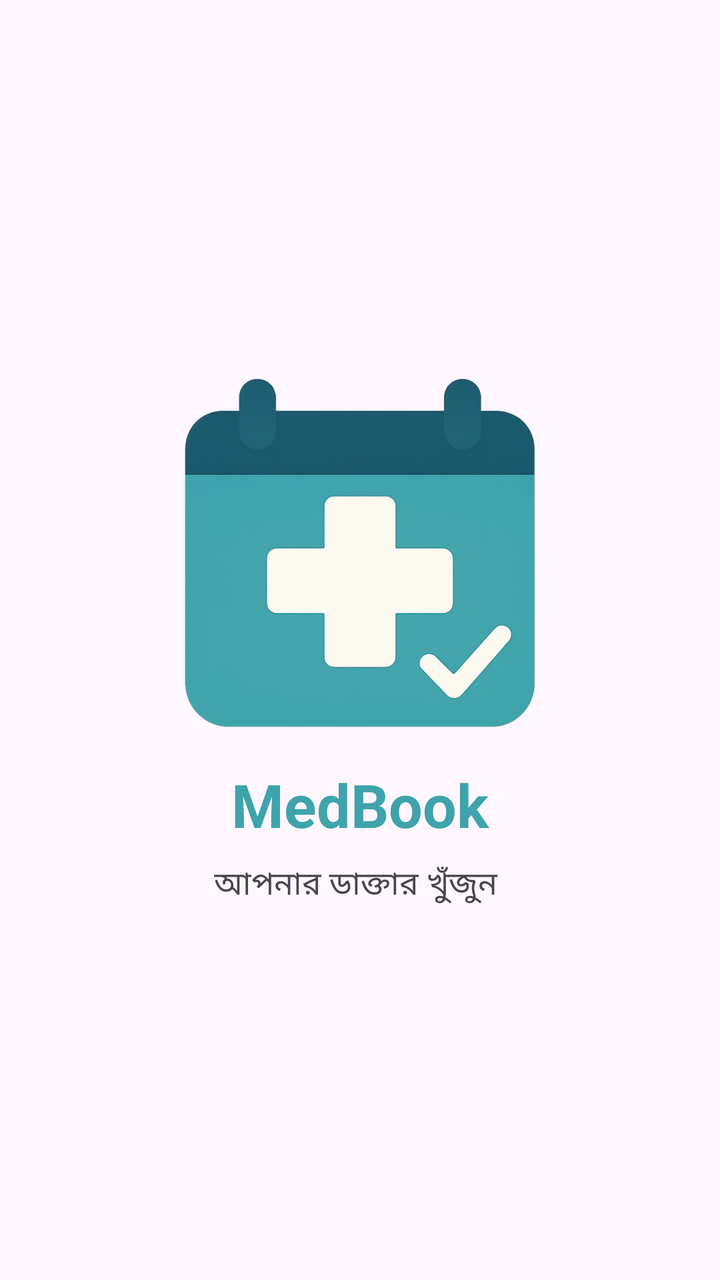
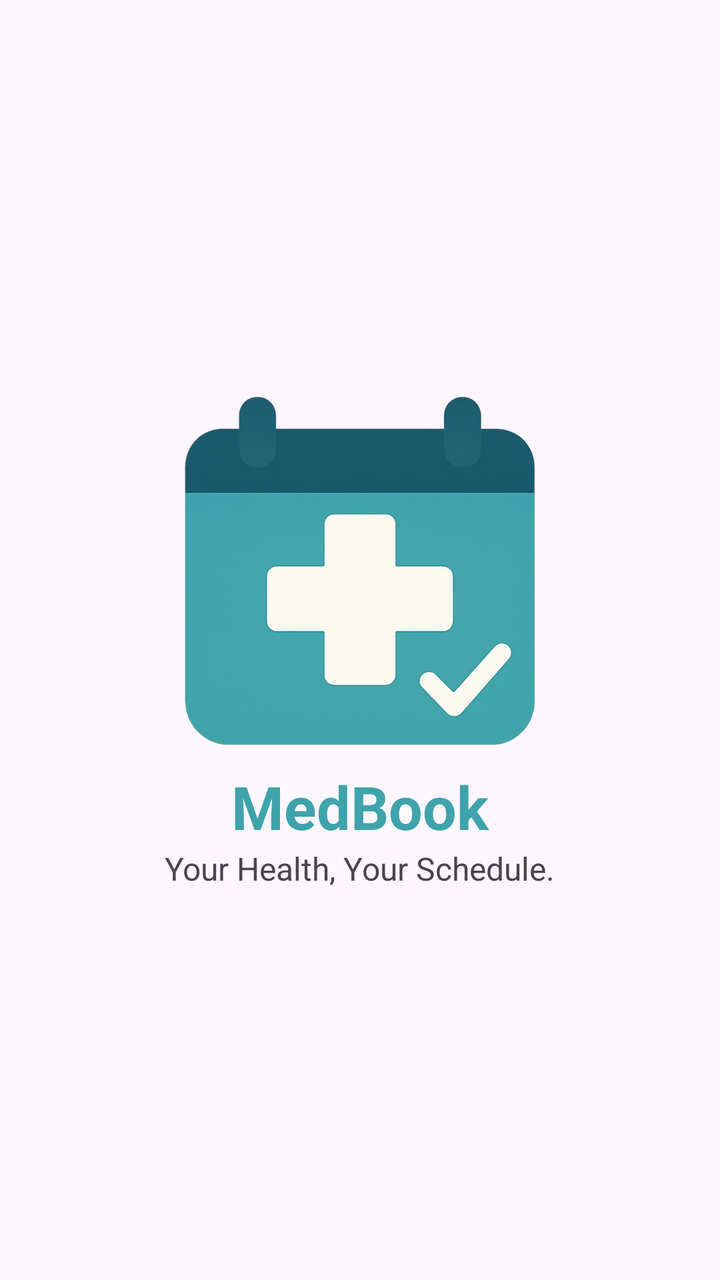

The first picture is an Android layout as it rendered before a commit; the second is the same layout after the commit. The layout source and the unified diff follow.
<!-- AndroidManifest.xml: application theme AppTheme -->
<!-- res/layout/main.xml -->
<LinearLayout
	xmlns:android="http://schemas.android.com/apk/res/android"
	xmlns:app="http://schemas.android.com/apk/res-auto"
	xmlns:tools="http://schemas.android.com/tools"
	android:layout_width="match_parent"
	android:layout_height="match_parent"
	android:orientation="vertical">
	<LinearLayout
		android:id="@+id/linear_bg_main"
		android:layout_width="match_parent"
		android:layout_height="match_parent"
		android:padding="8dp"
		android:background="?colorSurface"
		android:gravity="center_horizontal|center_vertical"
		android:orientation="vertical">
		<ImageView
			android:id="@+id/medbook_icon"
			android:layout_width="180dp"
			android:layout_height="180dp"
			android:src="@drawable/medbook_icon"
			android:scaleType="fitCenter" />
		<TextView
			android:id="@+id/medbook_logo"
			android:layout_width="200dp"
			android:layout_height="wrap_content"
			android:layout_marginTop="8dp"
			android:padding="8dp"
			android:gravity="center_horizontal|center_vertical"
			android:text="@string/app_name"
			android:textSize="30sp"
			android:textStyle="bold"
			android:textColor="#3FA3AC" />
		<TextView
			android:id="@+id/tagline"
			android:layout_width="wrap_content"
			android:layout_height="wrap_content"
			android:text="আপনার ডাক্তার খুঁজুন "
			android:textSize="16sp"
			android:textColor="?colorOnSurfaceVariant" />
	</LinearLayout>
</LinearLayout>
<!-- resources referenced by this layout -->
<resources>
  <!-- drawable medbook_icon: png bitmap (drawable-xhdpi, 427072 bytes) -->
  <string name="app_name" translatable="false">MedBook</string>
  <style name="AppTheme" parent="Theme.Material3.DayNight.NoActionBar">
  		<item name="android:statusBarColor">@android:color/transparent</item>
  		<item name="android:navigationBarColor">@android:color/transparent</item>
  		<item name="android:windowLightStatusBar">?attr/isLightTheme</item>
  	</style>
</resources>

<!-- the commit's change to res/layout/main.xml (unified diff, before → after) -->
@@ -24,7 +24,6 @@
 			android:layout_width="200dp"
 			android:layout_height="wrap_content"
 			android:layout_marginTop="8dp"
-			android:padding="8dp"
 			android:gravity="center_horizontal|center_vertical"
 			android:text="@string/app_name"
 			android:textSize="30sp"
@@ -34,7 +33,7 @@
 			android:id="@+id/tagline"
 			android:layout_width="wrap_content"
 			android:layout_height="wrap_content"
-			android:text="আপনার ডাক্তার খুঁজুন "
+			android:text="Your Health, Your Schedule."
 			android:textSize="16sp"
 			android:textColor="?colorOnSurfaceVariant" />
 	</LinearLayout>
